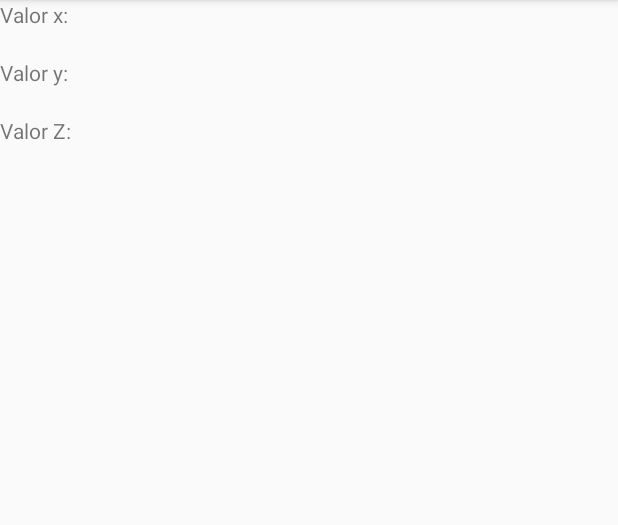
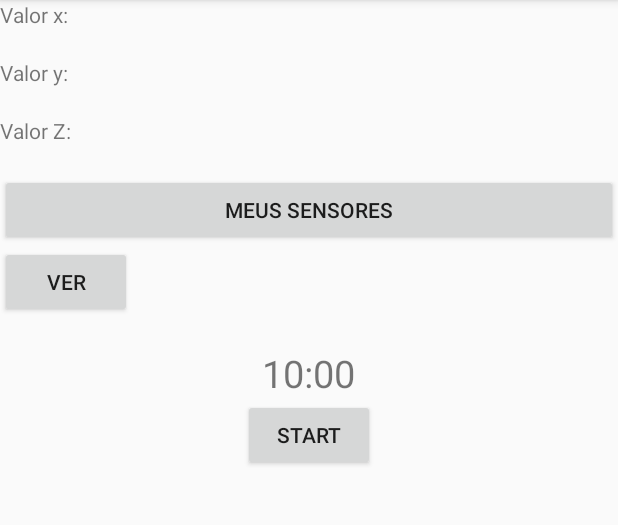
Before and after one commit to alaudegp/AcelerometroApp, an Android app: the screen it shows after launch (MainActivity), on a phone screen of 412 x 824 dp, the part 84-609 px from its top. Run offline under Robolectric (Android 15) with nearby library versions, the phone set to English and light mode, and no system bars.

Commit message:
O número maior já ta funcionando

```diff
--- a/app/src/main/java/com/example/usandoacelerometro/MainActivity.java
+++ b/app/src/main/java/com/example/usandoacelerometro/MainActivity.java
@@ -34,10 +34,13 @@ public class MainActivity extends AppCompatActivity implements
     private TextView tvValorX;
     private TextView tvValorY;
     private TextView tvValorZ;
+    private TextView valorMaior;
+    private TextView countdownText;
+    private Button countdownButton;
 
-    int[] vet = new int[3];
-
-    private Button btnTimer;
+    float dadoAtual, dadoNovo, dadoMax = 0;
+    private long timeLeftMiliSeconds = 600000;
+    private boolean timeRunnign;
 
     float dadoX, dadoY, dadoZ;
 
@@ -50,6 +53,7 @@ public class MainActivity extends AppCompatActivity implements
 
     private SensorManager mSensorManager;
     private Sensor mAcelerometro;
+    private CountDownTimer countDownTimer;
 
     Acelerometro acelerometro = new Acelerometro();
 
@@ -61,22 +65,13 @@ public class MainActivity extends AppCompatActivity implements
         tvValorX = findViewById(R.id.tvValorX);
         tvValorY = findViewById(R.id.tvValorY);
         tvValorZ = findViewById(R.id.tvValorZ);
+        valorMaior = findViewById(R.id.valorMaior);
 
         mSensorManager = (SensorManager) getSystemService(SENSOR_SERVICE);
         mAcelerometro = mSensorManager.getDefaultSensor(Sensor.TYPE_ACCELEROMETER);
 
-        ListView = findViewById(R.id.listaDeValores);
-    }
+        countdownText = findViewById(R.id.countdown_text);
 
-    class MyAdapter extends ArrayAdapter<String>{
-        Context context;
-        String linhsTitulo[];
-        int linhaValor[];
-
-        MyAdapter (Context c, String titulo[], int valor[]){
-            super(c, R.layout.linha, R.id.txtTitulo, titulo);
-            this.linhsTitulo
-        }
     }
 
     @Override
@@ -126,7 +121,6 @@ public class MainActivity extends AppCompatActivity implements
         tvValorY.setText(String.valueOf(eixoYformtat));
         tvValorZ.setText(String.valueOf(eixoZformtat));
 
-
     }
 
     @Override
@@ -145,4 +139,21 @@ public class MainActivity extends AppCompatActivity implements
         i.putExtra("sensores", lista);
         startActivity(i);
     }
+
+    public void btnVerValor(View view) {
+        dadoAtual = acelerometro.getEixoX();
+
+//        for (int i = 0; i < 3; i++){
+            dadoNovo = acelerometro.getEixoX();
+            if (dadoNovo >= dadoMax){
+                dadoMax = dadoNovo;
+                valorMaior.setText(String.valueOf(dadoMax));
+            }
+//        }
+
+//        dadoAnterior = acelerometro.getEixoX();
+//        dadoAtual = acelerometro.getEixoX();
+
+    }
+
 }
--- a/app/src/main/res/layout/activity_main.xml
+++ b/app/src/main/res/layout/activity_main.xml
@@ -36,13 +36,7 @@
 
     <TextView
         android:layout_width="match_parent"
-        android:layout_height="wrap_content"/>
-
-    <ListView
-        android:id="@+id/listaDeValores"
-        android:layout_width="match_parent"
-        android:layout_height="match_parent"
-        />
+        android:layout_height="wrap_content" />
 
     <Button
         android:layout_width="match_parent"
@@ -55,6 +49,27 @@
         android:id="@+id/id_btnTimer"
         android:layout_width="wrap_content"
         android:layout_height="wrap_content"
-        android:text="time" />
+        android:onClick="btnVerValor"
+        android:text="ver" />
+
+    <TextView
+        android:id="@+id/valorMaior"
+        android:layout_width="wrap_content"
+        android:layout_height="wrap_content" />
+
+    <TextView
+        android:id="@+id/countdown_text"
+        android:layout_width="wrap_content"
+        android:layout_height="wrap_content"
+        android:layout_gravity="center"
+        android:text="10:00"
+        android:textSize="25dp" />
+
+    <Button
+        android:id="@+id/countdown_btn"
+        android:layout_width="wrap_content"
+        android:layout_height="wrap_content"
+        android:layout_gravity="center"
+        android:text="start" />
 
 </LinearLayout>
```
